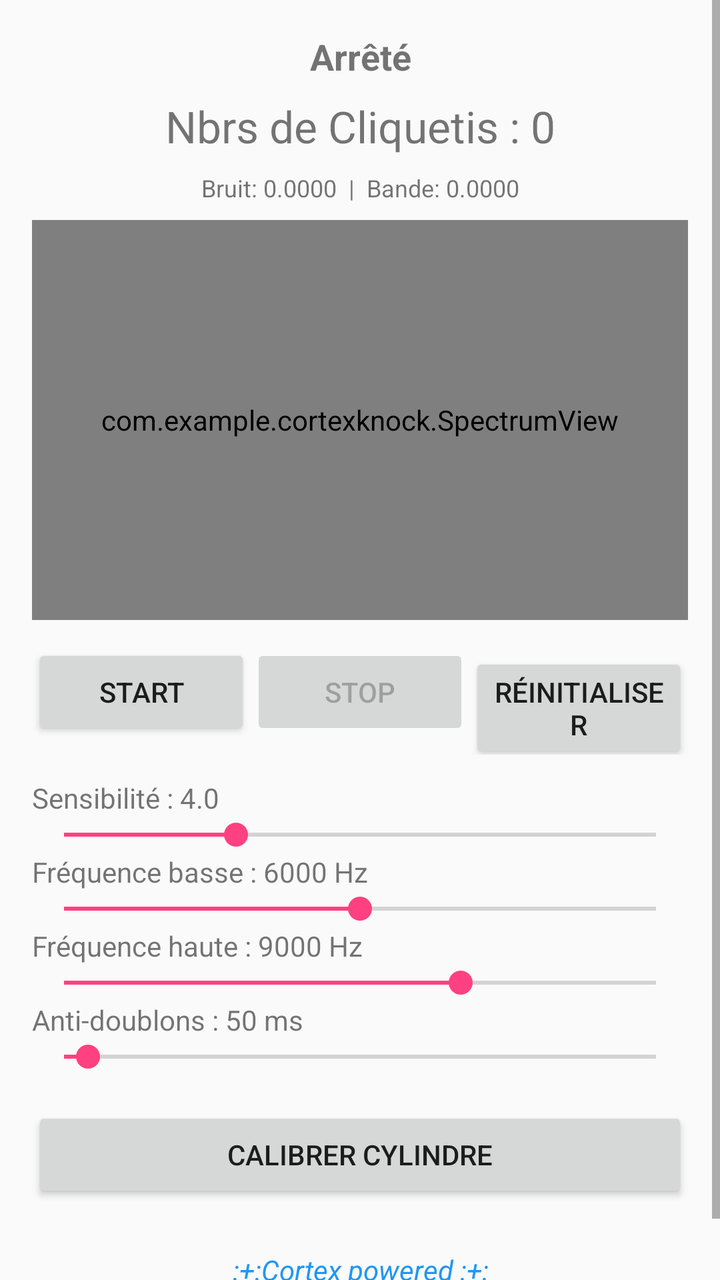
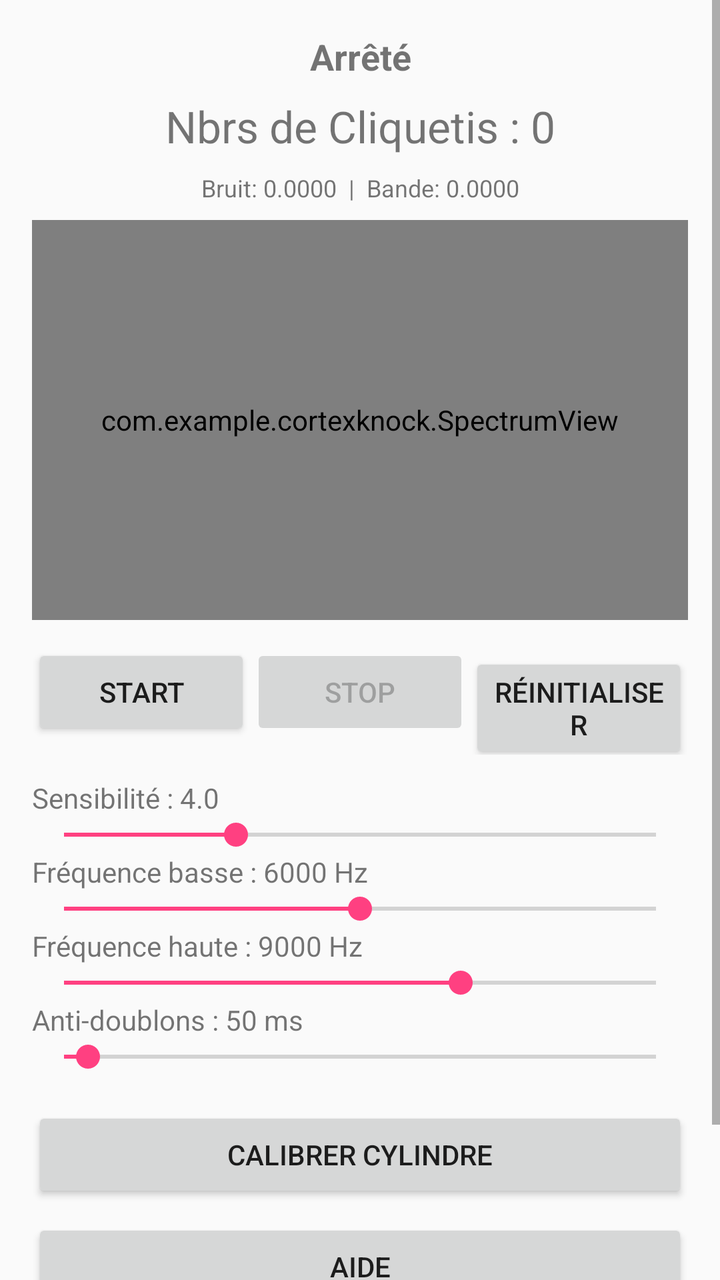

Before-and-after screenshots of an Android layout around one commit, followed by the original layout XML and the change that was made.
<!-- AndroidManifest.xml: application theme Theme.CortexKnock -->
<!-- res/layout/activity_main.xml -->
<?xml version="1.0" encoding="utf-8"?>
<ScrollView xmlns:android="http://schemas.android.com/apk/res/android"
    android:layout_width="match_parent"
    android:layout_height="match_parent"
    android:fillViewport="true">

    <LinearLayout
        android:layout_width="match_parent"
        android:layout_height="wrap_content"
        android:orientation="vertical"
        android:padding="16dp">

        <TextView
            android:id="@+id/tvStatus"
            android:layout_width="match_parent"
            android:layout_height="wrap_content"
            android:text="@string/stopped"
            android:textSize="18sp"
            android:textStyle="bold"
            android:gravity="center"
            android:paddingBottom="8dp" />

        <TextView
            android:id="@+id/tvCounter"
            android:layout_width="match_parent"
            android:layout_height="wrap_content"
            android:text="Nbrs de Cliquetis : 0"
            android:textSize="22sp"
            android:gravity="center"
            android:paddingBottom="8dp" />

        <TextView
            android:id="@+id/tvInfo"
            android:layout_width="match_parent"
            android:layout_height="wrap_content"
            android:text="Bruit: 0.0000  |  Bande: 0.0000"
            android:textSize="12sp"
            android:gravity="center"
            android:paddingBottom="8dp" />

        <com.example.cortexknock.SpectrumView
            android:id="@+id/spectrumView"
            android:layout_width="match_parent"
            android:layout_height="200dp"
            android:layout_marginBottom="12dp" />

        <LinearLayout
            android:layout_width="match_parent"
            android:layout_height="wrap_content"
            android:orientation="horizontal"
            android:paddingBottom="12dp">

            <Button
                android:id="@+id/btnStart"
                android:layout_width="0dp"
                android:layout_height="wrap_content"
                android:layout_weight="1"
                android:text="@string/start" />

            <Button
                android:id="@+id/btnStop"
                android:layout_width="0dp"
                android:layout_height="wrap_content"
                android:layout_weight="1"
                android:enabled="false"
                android:text="@string/stop" />

            <Button
                android:id="@+id/btnReset"
                android:layout_width="0dp"
                android:layout_height="wrap_content"
                android:layout_weight="1"
                android:text="@string/reset" />
        </LinearLayout>

        <TextView
            android:id="@+id/lblSens"
            android:layout_width="match_parent"
            android:layout_height="wrap_content"
            android:text="Sensibilité : 4.0" />

        <SeekBar
            android:id="@+id/sbSens"
            android:layout_width="match_parent"
            android:layout_height="wrap_content"
            android:max="100"
            android:progress="29" />

        <TextView
            android:id="@+id/lblFmin"
            android:layout_width="match_parent"
            android:layout_height="wrap_content"
            android:text="Fréquence basse : 6000 Hz" />

        <SeekBar
            android:id="@+id/sbFmin"
            android:layout_width="match_parent"
            android:layout_height="wrap_content"
            android:max="100"
            android:progress="50" />

        <TextView
            android:id="@+id/lblFmax"
            android:layout_width="match_parent"
            android:layout_height="wrap_content"
            android:text="Fréquence haute : 9000 Hz" />

        <SeekBar
            android:id="@+id/sbFmax"
            android:layout_width="match_parent"
            android:layout_height="wrap_content"
            android:max="100"
            android:progress="67" />

        <TextView
            android:id="@+id/lblCooldown"
            android:layout_width="match_parent"
            android:layout_height="wrap_content"
            android:text="Anti-doublons : 50 ms" />

        <SeekBar
            android:id="@+id/sbCooldown"
            android:layout_width="match_parent"
            android:layout_height="wrap_content"
            android:max="100"
            android:progress="4" />

        
        <Button
            android:id="@+id/btnCalibrate"
            android:layout_width="match_parent"
            android:layout_height="wrap_content"
            android:layout_marginTop="16dp"
            android:text="@string/calibrate_cylinder" />

        
        <TextView
            android:id="@+id/tvPoweredBy"
            android:layout_width="match_parent"
            android:layout_height="wrap_content"
            android:layout_marginTop="24dp"
            android:paddingBottom="12dp"
            android:text="@string/powered_by"
            android:textSize="14sp"
            android:textStyle="italic"
            android:textColor="#2196F3"
            android:gravity="center" />

    </LinearLayout>
</ScrollView>
<!-- resources referenced by this layout -->
<resources>
  <string name="calibrate_cylinder">Calibrer cylindre</string>
  <string name="powered_by">:+:Cortex powered :+:</string>
  <string name="reset">Réinitialiser</string>
  <string name="start">Start</string>
  <string name="stop">Stop</string>
  <string name="stopped">Arrêté</string>
  <style name="Theme.CortexKnock" parent="Theme.AppCompat.DayNight.NoActionBar">
          <item name="colorPrimary">#3F51B5</item>
          <item name="colorPrimaryDark">#303F9F</item>
          <item name="colorAccent">#FF4081</item>
      </style>
</resources>

<!-- the commit's change to res/layout/activity_main.xml (unified diff, before → after) -->
@@ -134,6 +134,14 @@
             android:text="@string/calibrate_cylinder" />
 
         
+        <Button
+            android:id="@+id/btnHelp"
+            android:layout_width="match_parent"
+            android:layout_height="wrap_content"
+            android:layout_marginTop="8dp"
+            android:text="@string/help" />
+
+        
         <TextView
             android:id="@+id/tvPoweredBy"
             android:layout_width="match_parent"
<!-- resource entries referenced after the edit -->
@@ -1,6 +1,7 @@
 <!-- resources referenced by this layout -->
 <resources>
   <string name="calibrate_cylinder">Calibrer cylindre</string>
+  <string name="help">Aide</string>
   <string name="powered_by">:+:Cortex powered :+:</string>
   <string name="reset">Réinitialiser</string>
   <string name="start">Start</string>
